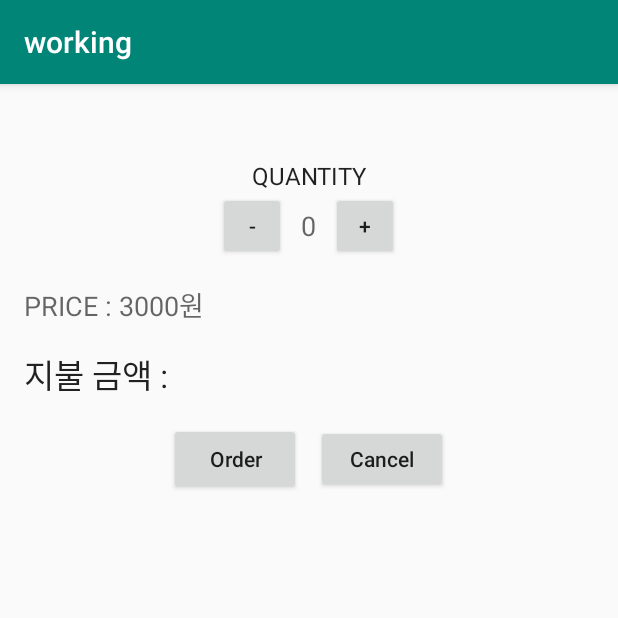
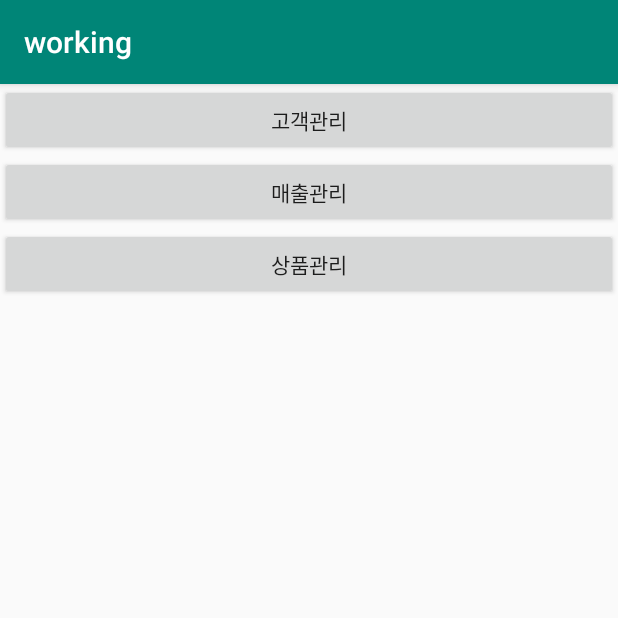
Before and after one commit to Kylekimga/working, an Android app: the screen it shows after launch (MainActivity before the commit, IntentExam2Activity after it), on a phone screen of 412 x 824 dp, the top half of it. Run offline under Robolectric (Android 15) with nearby library versions, the phone set to English and light mode, and no system bars.

Commit message:
startActivityForResultActivity_intentexam 로그인해서 3가지 탭 링크 걸기

```diff
--- /dev/null
+++ b/app/src/main/java/com/example/working/IntentExam2Activity.java
@@ -0,0 +1,34 @@
+package com.example.working;
+
+import androidx.appcompat.app.AppCompatActivity;
+
+import android.content.Intent;
+import android.os.Bundle;
+import android.view.View;
+import android.widget.Button;
+import android.widget.Toast;
+
+public class IntentExam2Activity extends AppCompatActivity {
+
+    @Override
+    protected void onCreate(Bundle savedInstanceState) {
+        super.onCreate(savedInstanceState);
+        setContentView(R.layout.activity_intent_exam2);
+
+        if (getIntent() != null){
+            String id = getIntent().getStringExtra("id");
+            String password = getIntent().getStringExtra("password");
+            Toast.makeText(this, "id : " + id + "password : " + password, Toast.LENGTH_SHORT).show();
+
+        }
+
+    }
+
+    public void onClick(View view) {
+        String text = ((Button) view).getText().toString();
+        Intent intent = new Intent();
+        intent.putExtra("result", text);
+        setResult(RESULT_OK, intent);
+        finish();
+    }
+}
--- a/app/src/main/java/com/example/working/StartActivityForResultActivity.java
+++ b/app/src/main/java/com/example/working/StartActivityForResultActivity.java
@@ -19,8 +19,8 @@ public class StartActivityForResultActivity extends AppCompatActivity implements
     protected void onCreate(Bundle savedInstanceState) {
         super.onCreate(savedInstanceState);
         setContentView(R.layout.activity_start_for_result);
-    mValueEditText = findViewById(R.id.value_edit);
-    findViewById(R.id.submit_button).setOnClickListener(this);
+        mValueEditText = findViewById(R.id.value_edit);
+        findViewById(R.id.submit_button).setOnClickListener(this);
 
     }
 
@@ -29,7 +29,7 @@ public class StartActivityForResultActivity extends AppCompatActivity implements
         Intent intent = new Intent(this, TargetActivity.class);
         intent.putExtra("value", mValueEditText.getText().toString());
         //주거니 받거니
-        startActivityForResult(intent,1000);
+        startActivityForResult(intent, 1000);
     }
 
     //받을 때 호출되는 콜백 매서드
--- /dev/null
+++ b/app/src/main/res/layout/activity_intent_exam2.xml
@@ -0,0 +1,29 @@
+<?xml version="1.0" encoding="utf-8"?>
+<LinearLayout xmlns:android="http://schemas.android.com/apk/res/android"
+    xmlns:app="http://schemas.android.com/apk/res-auto"
+    xmlns:tools="http://schemas.android.com/tools"
+    android:layout_width="match_parent"
+    android:layout_height="match_parent"
+    android:orientation="vertical"
+    tools:context=".IntentExam2Activity">
+
+
+    <Button
+        android:layout_width="match_parent"
+        android:layout_height="wrap_content"
+        android:onClick="onClick"
+        android:text="고객관리" />
+
+    <Button
+        android:layout_width="match_parent"
+        android:layout_height="wrap_content"
+        android:onClick="onClick"
+        android:text="매출관리" />
+
+    <Button
+        android:layout_width="match_parent"
+        android:layout_height="wrap_content"
+        android:onClick="onClick"
+        android:text="상품관리" />
+
+</LinearLayout>
```
Also changed, not shown: app/src/main/AndroidManifest.xml (+15 -1 lines), app/src/main/java/com/example/working/IntentExamActivity.java (added, +48 -0 lines), app/src/main/res/layout/activity_intent_exam.xml (added, +30 -0 lines).
